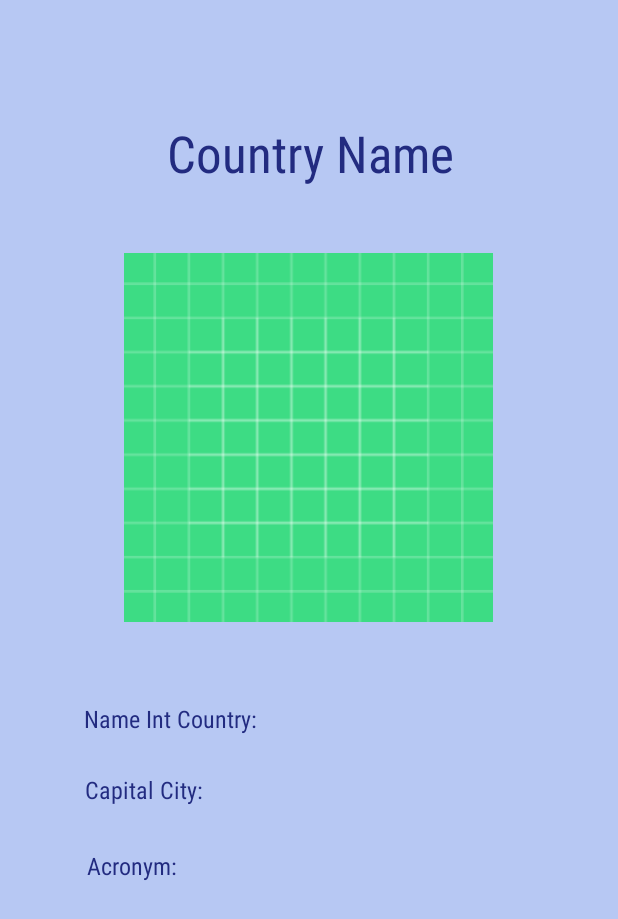
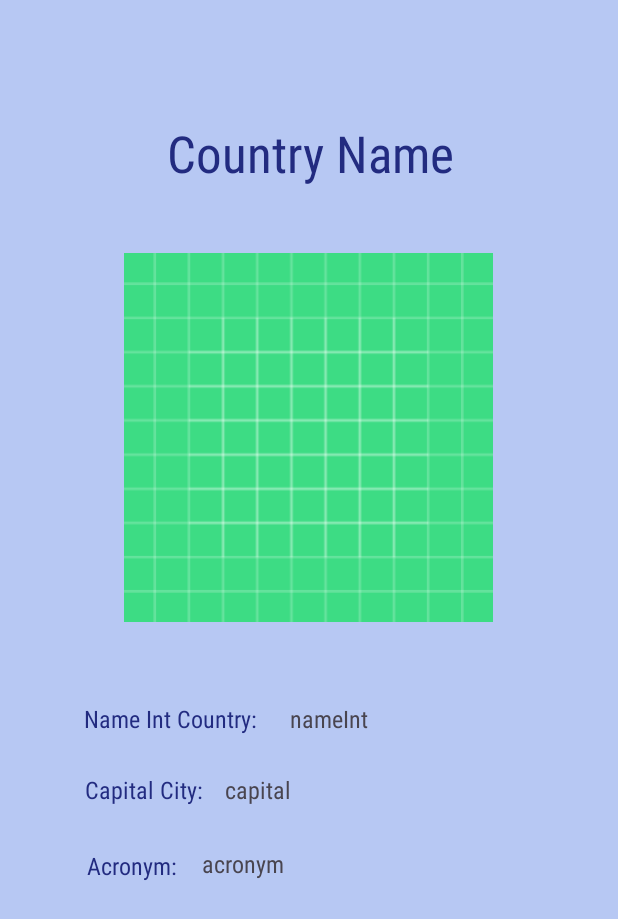
Before and after one commit to juanfra312003/AppLayoutsKotlin, an Android app: the CountryViewActivity screen opened directly, with no data from a screen before it, on a phone screen of 412 x 824 dp. Shown: the top 919 px of the screen. Run offline under Robolectric (Android 15) with nearby library versions, the light colour scheme and no system bars.

Commit message:
feat-correction-error-style

```diff
--- a/app/src/main/res/layout/activity_country_view.xml
+++ b/app/src/main/res/layout/activity_country_view.xml
@@ -9,7 +9,7 @@
     tools:context=".CountryViewActivity">
 
     <ImageView
-        android:id="@+id/imageView2"
+        android:id="@+id/imageCountry"
         android:layout_width="298dp"
         android:layout_height="246dp"
         app:layout_constraintBottom_toBottomOf="parent"
@@ -21,7 +21,7 @@
         app:srcCompat="@drawable/ic_launcher_background" />
 
     <TextView
-        android:id="@+id/nombrePais"
+        android:id="@+id/countryName"
         android:layout_width="200dp"
         android:layout_height="56dp"
         android:fontFamily="sans-serif-condensed"
@@ -29,7 +29,7 @@
         android:textAlignment="center"
         android:textColor="#222B80"
         android:textSize="34sp"
-        app:layout_constraintBottom_toTopOf="@+id/imageView2"
+        app:layout_constraintBottom_toTopOf="@+id/imageCountry"
         app:layout_constraintEnd_toEndOf="parent"
         app:layout_constraintHorizontal_bias="0.502"
         app:layout_constraintStart_toStartOf="parent"
@@ -48,7 +48,7 @@
         app:layout_constraintEnd_toEndOf="parent"
         app:layout_constraintHorizontal_bias="0.193"
         app:layout_constraintStart_toStartOf="parent"
-        app:layout_constraintTop_toBottomOf="@+id/imageView2"
+        app:layout_constraintTop_toBottomOf="@+id/imageCountry"
         app:layout_constraintVertical_bias="0.138" />
 
     <TextView
@@ -81,4 +81,46 @@
         app:layout_constraintTop_toBottomOf="@+id/textView3"
         app:layout_constraintVertical_bias="0.108" />
 
+    <TextView
+        android:id="@+id/textNameInt"
+        android:layout_width="wrap_content"
+        android:layout_height="wrap_content"
+        android:fontFamily="sans-serif-condensed"
+        android:text="nameInt"
+        android:textSize="16sp"
+        app:layout_constraintBottom_toBottomOf="parent"
+        app:layout_constraintEnd_toEndOf="parent"
+        app:layout_constraintHorizontal_bias="0.088"
+        app:layout_constraintStart_toEndOf="@+id/textView2"
+        app:layout_constraintTop_toBottomOf="@+id/imageCountry"
+        app:layout_constraintVertical_bias="0.137" />
+
+    <TextView
+        android:id="@+id/capitalCity"
+        android:layout_width="wrap_content"
+        android:layout_height="wrap_content"
+        android:fontFamily="sans-serif-condensed"
+        android:text="capital"
+        android:textSize="16sp"
+        app:layout_constraintBottom_toBottomOf="parent"
+        app:layout_constraintEnd_toEndOf="parent"
+        app:layout_constraintHorizontal_bias="0.063"
+        app:layout_constraintStart_toEndOf="@+id/textView3"
+        app:layout_constraintTop_toBottomOf="@+id/textNameInt"
+        app:layout_constraintVertical_bias="0.082" />
+
+    <TextView
+        android:id="@+id/acronym"
+        android:layout_width="wrap_content"
+        android:layout_height="wrap_content"
+        android:fontFamily="sans-serif-condensed"
+        android:text="acronym"
+        android:textSize="16sp"
+        app:layout_constraintBottom_toBottomOf="parent"
+        app:layout_constraintEnd_toEndOf="parent"
+        app:layout_constraintHorizontal_bias="0.07"
+        app:layout_constraintStart_toEndOf="@+id/textView4"
+        app:layout_constraintTop_toBottomOf="@+id/capitalCity"
+        app:layout_constraintVertical_bias="0.103" />
+
 </androidx.constraintlayout.widget.ConstraintLayout>
```
